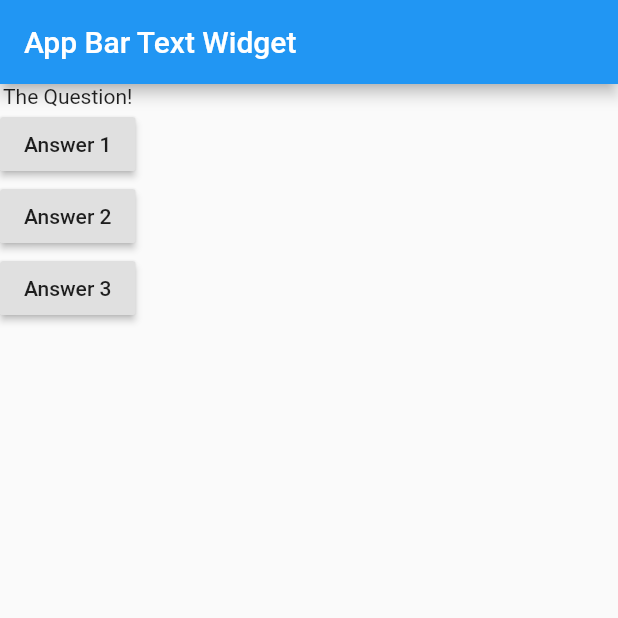
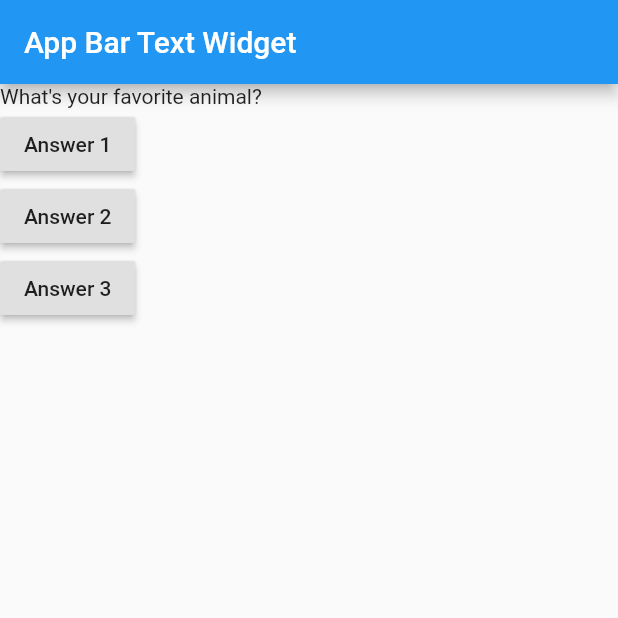
Before and after one commit to GargNishant/FlutterGuide, a Flutter app: the screen it shows after launch, after a tap on "Answer 1", on a phone screen of 412 x 824 dp, the top half of it. Run offline on Flutter 3.47's test engine with Material 2 defaults, Android fonts, the phone set to English and light mode, and no system bars.

Commit message:
Stateless -> StatefulWidget

```diff
--- a/lib/main.dart
+++ b/lib/main.dart
@@ -2,41 +2,38 @@ import 'package:flutter/material.dart';
 
 void main() => runApp(ApplicationWidget());
 
-class ApplicationWidget extends StatelessWidget {
+class ApplicationWidget extends StatefulWidget {
+  @override
+  State<StatefulWidget> createState() {
+    return _ApplicationWidgetState();
+  }
+}
+
+class _ApplicationWidgetState extends State<ApplicationWidget>{
+  var questIndex = 0;
+  var questions = ["What's you favorite color?", "What's your favorite animal?"];
+
   @override
   Widget build(BuildContext context) {
-    var questions = [
-      "What's you favorite color?",
-      "What's your favorite animal"
-    ];
     return MaterialApp(
         home: Scaffold(
-            //Scaffold contains some basic elements of empty page like White background, themes for Text, etc
-            appBar: AppBar(
-              title: Text("App Bar Text Widget"),
-            ),
+            appBar: AppBar(title: Text("App Bar Text Widget"),),
             body: Column(
+              crossAxisAlignment: CrossAxisAlignment.start,
               children: <Widget>[
-                Text("The Question!"),
-                RaisedButton(
-                  child: Text("Answer 1"),
-                  onPressed: () => print("Anonymous"),
-                ),
-                RaisedButton(
-                  child: Text("Answer 2"),
-                  onPressed: () {
-                    print("Anonymous 2");
-                  },
-                ),
-                RaisedButton(
-                  child: Text("Answer 3"),
-                  onPressed: answerQuestion,
-                ),
+                Text(questions[questIndex]),
+                RaisedButton(child: Text("Answer 1"), onPressed: answerQuestion,),
+                RaisedButton(child: Text("Answer 2"), onPressed: answerQuestion,),
+                RaisedButton(child: Text("Answer 3"), onPressed: answerQuestion,),
               ],
             )));
   }
 
   void answerQuestion() {
-    print("Answer Chosen!");
+    setState((){
+      questIndex += 1;
+      questIndex = questIndex%2;
+    });
+    print(questIndex);
   }
 }
```
